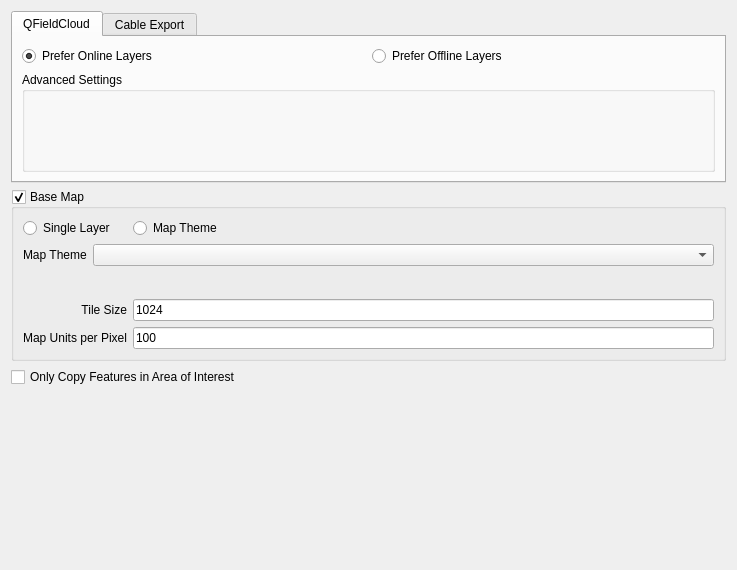
Above: qfieldsync/ui/project_configuration_widget.ui from opengisch/qfieldsync before the change. Below: the same form after it.
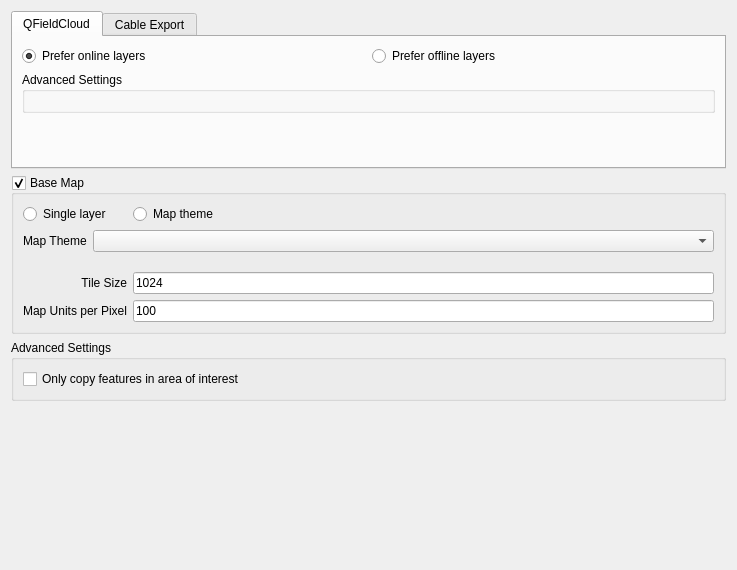
That is the form after the change. Custom widgets are drawn as their Qt base class.

Patch:
```diff
--- a/qfieldsync/ui/project_configuration_widget.ui
+++ b/qfieldsync/ui/project_configuration_widget.ui
@@ -30,6 +30,13 @@
        <string>QFieldCloud</string>
       </attribute>
       <layout class="QGridLayout" name="gridLayout_2">
+       <item row="0" column="1">
+        <widget class="QRadioButton" name="preferOfflineLayersRadioButton">
+         <property name="text">
+          <string>Prefer offline layers</string>
+         </property>
+        </widget>
+       </item>
        <item row="3" column="0" colspan="2">
         <widget class="QgsCollapsibleGroupBox" name="cloudAdvancedSettings">
          <property name="title">
@@ -44,23 +51,29 @@
          <layout class="QVBoxLayout" name="verticalLayout_4"/>
         </widget>
        </item>
-       <item row="0" column="1">
-        <widget class="QRadioButton" name="preferOfflineLayersRadioButton">
-         <property name="text">
-          <string>Prefer Offline Layers</string>
-         </property>
-        </widget>
-       </item>
        <item row="0" column="0">
         <widget class="QRadioButton" name="preferOnlineLayersRadioButton">
          <property name="text">
-          <string>Prefer Online Layers</string>
+          <string>Prefer online layers</string>
          </property>
          <property name="checked">
           <bool>true</bool>
          </property>
         </widget>
        </item>
+       <item row="4" column="0" colspan="2">
+        <spacer name="verticalSpacer_2">
+         <property name="orientation">
+          <enum>Qt::Vertical</enum>
+         </property>
+         <property name="sizeHint" stdset="0">
+          <size>
+           <width>20</width>
+           <height>0</height>
+          </size>
+         </property>
+        </spacer>
+       </item>
       </layout>
      </widget>
      <widget class="QWidget" name="cableExportTab">
@@ -86,7 +99,7 @@
       <item row="0" column="0">
        <widget class="QRadioButton" name="singleLayerRadioButton">
         <property name="text">
-         <string>Single Layer</string>
+         <string>Single layer</string>
         </property>
         <attribute name="buttonGroup">
          <string notr="true">buttonGroup</string>
@@ -219,7 +232,7 @@
       <item row="0" column="1">
        <widget class="QRadioButton" name="mapThemeRadioButton">
         <property name="text">
-         <string>Map Theme</string>
+         <string>Map theme</string>
         </property>
         <attribute name="buttonGroup">
          <string notr="true">buttonGroup</string>
@@ -230,10 +243,19 @@
     </widget>
    </item>
    <item>
-    <widget class="QCheckBox" name="onlyOfflineCopyFeaturesInAoi">
-     <property name="text">
-      <string>Only Copy Features in Area of Interest</string>
+    <widget class="QGroupBox" name="groupBox">
+     <property name="title">
+      <string>Advanced Settings</string>
      </property>
+     <layout class="QVBoxLayout" name="verticalLayout_2">
+      <item>
+       <widget class="QCheckBox" name="onlyOfflineCopyFeaturesInAoi">
+        <property name="text">
+         <string>Only copy features in area of interest</string>
+        </property>
+       </widget>
+      </item>
+     </layout>
     </widget>
    </item>
    <item>
```
